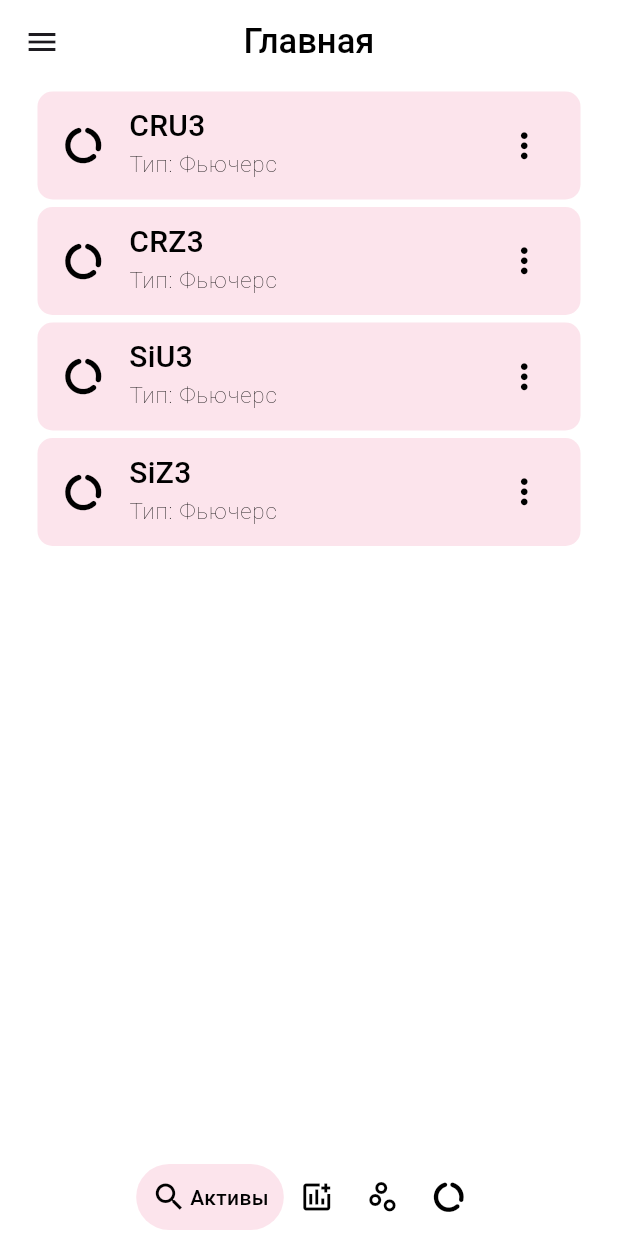
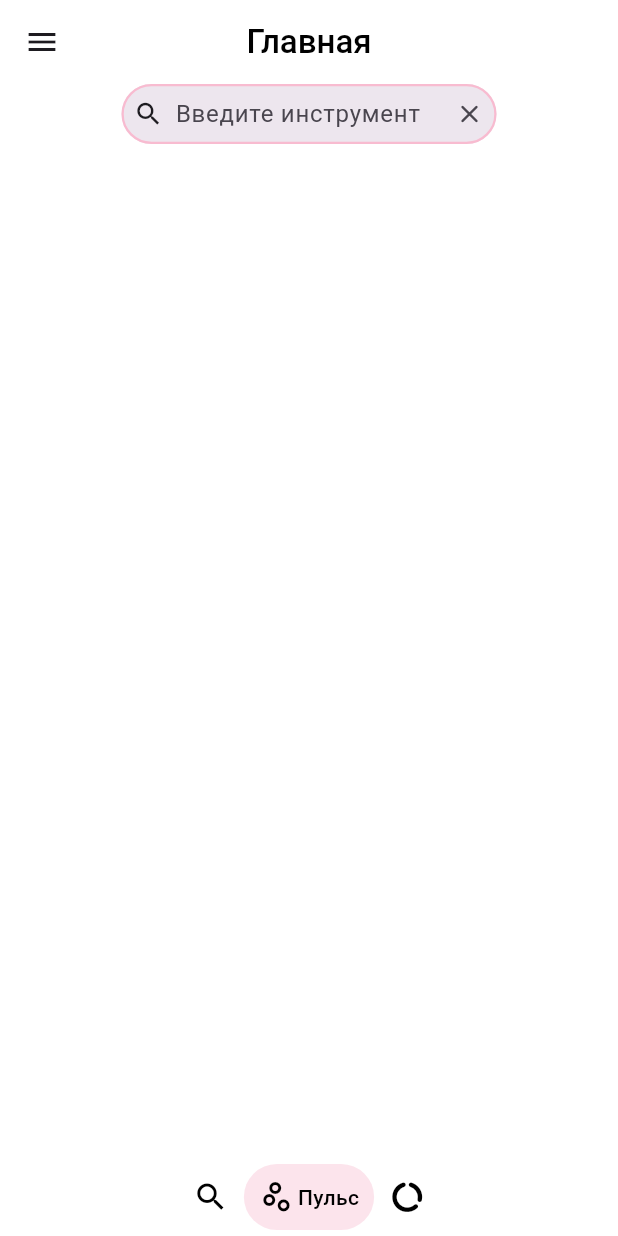
Before and after one commit to Rei-Ki/AutoTrader_UI, a Flutter app: the screen it shows after launch, on a phone screen of 412 x 824 dp. Run offline on Flutter 3.47's test engine with Material 2 defaults, Android fonts, the phone set to English and light mode, and no system bars; drawn by our look-alikes of google_nav_bar, hidden_drawer_menu; our stand-ins replace syncfusion_flutter_charts.

Commit message:
Сделал рефакторинг кода

```diff
--- a/lib/bloc/some_bloc.dart
+++ /dev/null
@@ -1,13 +0,0 @@
-import 'package:flutter/material.dart';
-import 'package:flutter_bloc/flutter_bloc.dart';
-
-part 'some_event.dart';
-part 'some_state.dart';
-
-class SomeBloc extends Bloc<SomeEvent, SomeState> {
-  SomeBloc() : super(SomeInitial()) {
-    on<LoadSomething>((event, emit) {
-      debugPrint("LoadSomething...");
-    });
-  }
-}
--- a/lib/bloc/some_event.dart
+++ /dev/null
@@ -1,5 +0,0 @@
-part of 'some_bloc.dart';
-
-class SomeEvent {}
-
-class LoadSomething extends SomeEvent {}
--- a/lib/bloc/some_state.dart
+++ /dev/null
@@ -1,7 +0,0 @@
-part of 'some_bloc.dart';
-
-sealed class SomeState {}
-
-class SomeInitial extends SomeState {}
-
-class SomeLoading extends SomeState {}
--- a/lib/main.dart
+++ b/lib/main.dart
@@ -1,7 +1,7 @@
 import 'package:lotosui/routes.dart';
-import 'package:lotosui/view/home/hidden_drawer.dart';
+import 'package:lotosui/view/hidden_drawer.dart';
 import 'package:flutter/material.dart';
-import 'package:lotosui/themes.dart';
+import 'package:lotosui/style.dart';
 
 void main() {
   runApp(const LotosApp());
--- a/lib/view/home/home.dart
+++ b/lib/pages/navigate_page.dart
@@ -1,31 +1,23 @@
 import 'package:google_nav_bar/google_nav_bar.dart';
-import 'package:lotosui/utils/instruments.dart';
-import 'package:lotosui/bloc/some_bloc.dart';
 import 'package:flutter/material.dart';
+import 'package:lotosui/pages/active_page.dart';
+import 'package:lotosui/pages/pulse_page.dart';
 
-class Home extends StatefulWidget {
-  const Home({super.key});
+class NavigatePage extends StatefulWidget {
+  const NavigatePage({super.key});
 
   @override
-  State<Home> createState() => _HomeState();
+  State<NavigatePage> createState() => _NavigatePageState();
 }
 
-class _HomeState extends State<Home> {
-  final someInstanceBloc = SomeBloc();
-  int selectedIndex = 0;
+class _NavigatePageState extends State<NavigatePage> {
+  int selectedIndex = 1;
 
   static const List<Widget> widgetOptions = <Widget>[
-    Active(),
-    Text('Активное'),
-    Text('Пульс'),
+    ActivePage(),
+    PulsePage(),
     Text('Аналитика'),
   ];
-
-  @override
-  void initState() {
-    someInstanceBloc.add(LoadSomething());
-    super.initState();
-  }
 
   @override
   Widget build(BuildContext context) {
@@ -64,7 +56,6 @@ class _HomeState extends State<Home> {
                 ),
                 tabs: const [
                   GButton(icon: Icons.search, text: 'Активы'),
-                  GButton(icon: Icons.add_chart_outlined, text: 'Активное'),
                   GButton(icon: Icons.scatter_plot_outlined, text: 'Пульс'),
                   GButton(icon: Icons.data_usage_rounded, text: 'Аналитика'),
                 ],
--- /dev/null
+++ b/lib/pages/pulse_page.dart
@@ -0,0 +1,23 @@
+import 'package:flutter/material.dart';
+import 'package:lotosui/widgets/search.dart';
+
+class PulsePage extends StatefulWidget {
+  const PulsePage({super.key});
+
+  @override
+  State<PulsePage> createState() => _PulsePageState();
+}
+
+class _PulsePageState extends State<PulsePage> {
+  final TextEditingController searchedPulseText = TextEditingController();
+
+  @override
+  Widget build(BuildContext context) {
+    return Column(
+      mainAxisSize: MainAxisSize.max,
+      children: [
+        Search(textController: searchedPulseText),
+      ],
+    );
+  }
+}
--- a/lib/routes.dart
+++ b/lib/routes.dart
@@ -1,7 +1,7 @@
-import 'package:lotosui/view/home/home.dart';
-import 'package:lotosui/view/some/info.dart';
+import 'package:lotosui/pages/navigate_page.dart';
+import 'package:lotosui/view/instrument/instrument_page.dart';
 
 final routes = {
-  '/home': (context) => const Home(),
-  '/instrumentInfo': (context) => const LotosInfo(),
+  '/home': (context) => const NavigatePage(),
+  '/instrumentInfo': (context) => const InstrumentPage(),
 };
--- a/lib/themes.dart
+++ b/lib/style.dart
@@ -1,4 +1,8 @@
 import 'package:flutter/material.dart';
+
+const mainTextStyle = TextStyle(
+  fontSize: 16,
+);
 
 final lightTheme = ThemeData(
     colorScheme: ColorScheme.fromSeed(seedColor: Colors.deepPurple),
@@ -8,7 +12,7 @@ final lightTheme = ThemeData(
         backgroundColor: Colors.black12,
         titleTextStyle: TextStyle(
           color: Colors.black,
-          fontSize: 23,
+          fontSize: 22,
           fontWeight: FontWeight.w500,
         )),
     listTileTheme: const ListTileThemeData(
@@ -17,11 +21,11 @@ final lightTheme = ThemeData(
     textTheme: const TextTheme(
         bodyMedium: TextStyle(
           color: Colors.black,
-          fontSize: 20,
+          fontSize: 18,
           fontWeight: FontWeight.w500,
         ),
         labelSmall: TextStyle(
           color: Colors.black,
-          fontSize: 15,
+          fontSize: 14,
           fontWeight: FontWeight.w200,
         )));
--- a/lib/view/home/hidden_drawer.dart
+++ b/lib/view/hidden_drawer.dart
@@ -1,6 +1,8 @@
 import 'package:hidden_drawer_menu/hidden_drawer_menu.dart';
 import 'package:flutter/material.dart';
-import 'package:lotosui/view/home/home.dart';
+import 'package:lotosui/style.dart';
+import 'package:lotosui/pages/navigate_page.dart';
+import 'package:lotosui/view/settings/settings_page.dart';
 
 class HiddenDrawer extends StatefulWidget {
   const HiddenDrawer({super.key});
@@ -19,27 +21,34 @@ class _HiddenDrawerState extends State<HiddenDrawer> {
       ScreenHiddenDrawer(
         ItemHiddenMenu(
           name: 'Главная',
-          baseStyle: TextStyle(),
-          selectedStyle: TextStyle(),
+          baseStyle: mainTextStyle,
+          selectedStyle: mainTextStyle,
         ),
-        Home(),
+        const NavigatePage(),
       ),
+      ScreenHiddenDrawer(
+        ItemHiddenMenu(
+          name: 'Настройки',
+          baseStyle: mainTextStyle,
+          selectedStyle: mainTextStyle,
+        ),
+        const SettingsPage(),
+      )
     ];
   }
 
   @override
   Widget build(BuildContext context) {
     return HiddenDrawerMenu(
-      backgroundColorMenu: Colors.black12,
+      backgroundColorMenu: Colors.pink[50]!,
       screens: pages,
       initPositionSelected: 0,
       elevationAppBar: 0,
       isTitleCentered: true,
       backgroundColorAppBar: Colors.transparent,
       isDraggable: true,
-      // ------------------
-      // slidePercent: 10,
-      // verticalScalePercent: 20,
+      slidePercent: 50,
+      verticalScalePercent: 80,
       withShadow: false,
     );
   }
--- a/lib/utils/instruments.dart
+++ b/lib/widgets/active_tile.dart
@@ -1,34 +1,4 @@
 import 'package:flutter/material.dart';
-
-class Active extends StatefulWidget {
-  const Active({super.key});
-
-  @override
-  State<Active> createState() => _ActiveState();
-}
-
-class _ActiveState extends State<Active> {
-  // todo Можно сделать еще и JSON файлом
-  List instruments = [
-    ["CRU3", "Фьючерс"],
-    ["CRZ3", "Фьючерс"],
-    ["SiU3", "Фьючерс"],
-    ["SiZ3", "Фьючерс"],
-  ];
-
-  @override
-  Widget build(BuildContext context) {
-    return ListView.builder(
-      itemCount: instruments.length,
-      itemBuilder: (context, i) {
-        return ActiveTile(
-          instrumentName: instruments[i][0],
-          instrumentType: instruments[i][1],
-        );
-      },
-    );
-  }
-}
 
 class ActiveTile extends StatelessWidget {
   const ActiveTile({
--- /dev/null
+++ b/lib/widgets/search.dart
@@ -0,0 +1,43 @@
+import 'package:flutter/material.dart';
+
+class Search extends StatefulWidget {
+  const Search({super.key, required this.textController});
+
+  final TextEditingController textController;
+
+  @override
+  State<Search> createState() => _SearchState();
+}
+
+class _SearchState extends State<Search> {
+  @override
+  Widget build(BuildContext context) {
+    return Padding(
+      padding: const EdgeInsets.only(left: 30, right: 30, bottom: 8),
+      child: SearchBar(
+        controller: widget.textController,
+        elevation: MaterialStateProperty.all(0),
+        constraints:
+            const BoxConstraints(maxWidth: 250, minHeight: 40, maxHeight: 40),
+        leading: const Icon(Icons.search, size: 20),
+        hintText: "Введите инструмент",
+        trailing: [
+          InkWell(
+            child: const Icon(Icons.clear_rounded, size: 20),
+            onTap: () {
+              widget.textController.text = '';
+              setState(() {});
+            },
+          ),
+        ],
+        side: MaterialStateProperty.all(BorderSide(
+          color: Colors.pink[100]!,
+          width: 1.5,
+        )),
+        onTap: () {
+          print("search tapped");
+        },
+      ),
+    );
+  }
+}
```
Also changed, not shown: lib/pages/active_page.dart (added, +28 -0 lines), lib/variables.dart (+12 -7 lines), lib/view/instrument/instrument_page.dart (renamed from lib/view/some/info.dart, +5 -5 lines), lib/view/settings/settings_page.dart (added, +17 -0 lines), lib/widgets/active_list.dart (added, +44 -0 lines), lib/view/instrument/plot.dart (renamed from lib/view/some/plot.dart).
